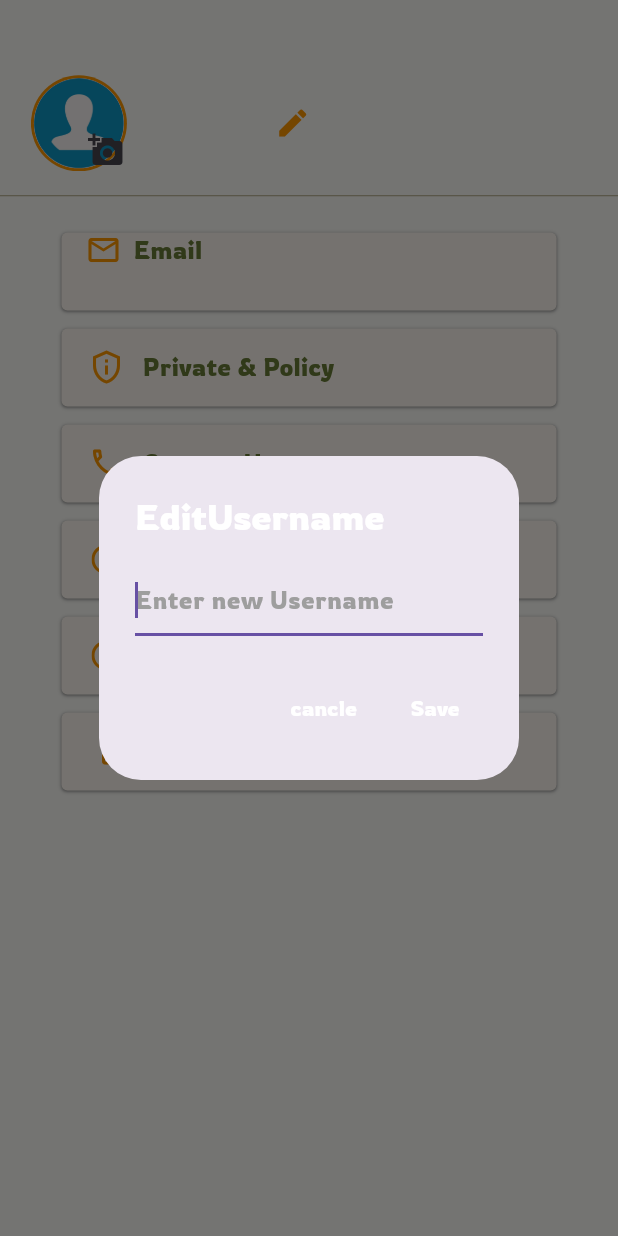
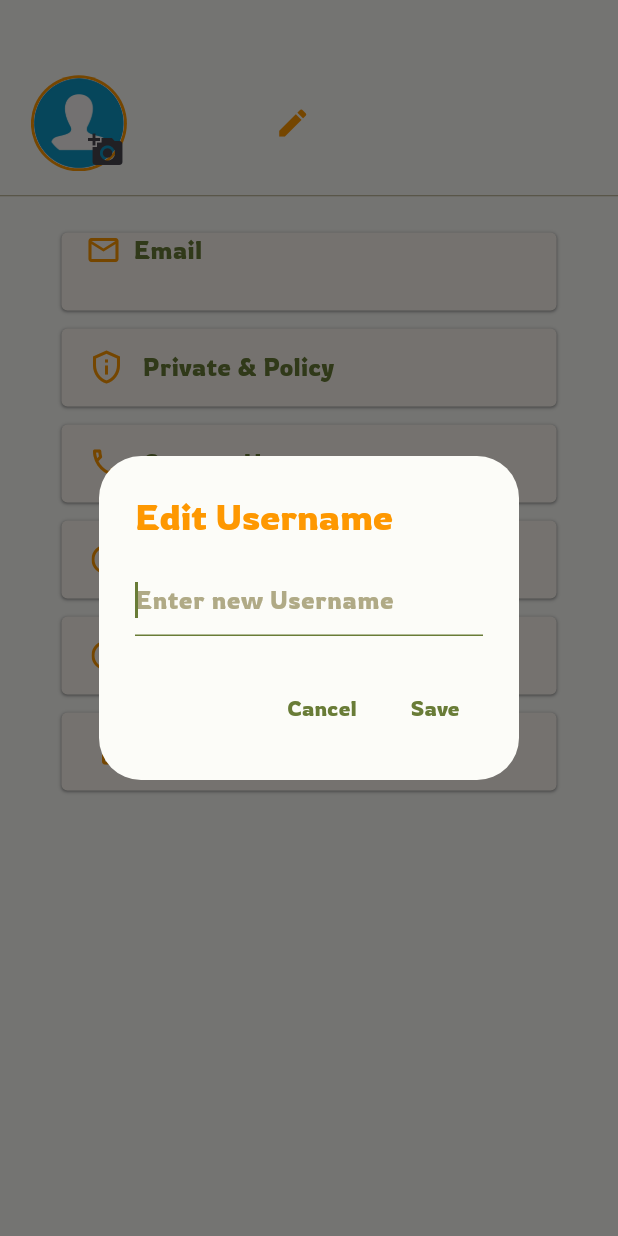
Before and after one commit to zaynabjamal/Yumster-Application, a Flutter app: the ProfilePage screen opened directly, after a tap on the "edit" icon, on a phone screen of 412 x 824 dp. Run offline on Flutter 3.47's test engine with Material 3 defaults, Android fonts, the phone set to English and light mode, and no system bars; our stand-ins replace cloud_firestore, firebase_auth, firebase_core, flutter_svg, gap, image_picker; accounts and stored records are empty.

Commit message:
AlertDialog design changed

```diff
--- a/flutter_application/lib/profilepage/profile_page.dart
+++ b/flutter_application/lib/profilepage/profile_page.dart
@@ -30,18 +30,24 @@ class _ProfilePageState extends State<ProfilePage> {
     await showDialog(
         context: context,
         builder: (context) => AlertDialog(
+              backgroundColor: const Color(0xffFCFCF8),
+              surfaceTintColor: const Color(0xffFCFCF8),
               title: Text(
-                "Edit" + edit,
+                "Edit $edit",
                 style: const TextStyle(
-                  color: Colors.white,
+                  color: Color(0xffFE9801),
                 ),
               ),
               content: TextField(
                 autofocus: true,
+                cursorColor: const Color(0xff697C37),
                 style: const TextStyle(color: Colors.white),
                 decoration: InputDecoration(
                   hintText: "Enter new $edit",
-                  hintStyle: const TextStyle(color: Colors.grey),
+                  hintStyle: const TextStyle(color: Color(0xffB0AA86)),
+                  focusedBorder: const UnderlineInputBorder(
+                    borderSide: BorderSide(color: Color(0xff697C37)),
+                  ),
                 ),
                 onChanged: (value) {
                   newValue = value;
@@ -51,14 +57,14 @@ class _ProfilePageState extends State<ProfilePage> {
                 TextButton(
                     onPressed: () => Navigator.pop(context),
                     child: const Text(
-                      "cancle",
-                      style: TextStyle(color: Colors.white),
+                      "Cancel",
+                      style: TextStyle(color: Color(0xff697C37)),
                     )),
                 TextButton(
                     onPressed: () => Navigator.of(context).pop(newValue),
                     child: const Text(
                       "Save",
-                      style: TextStyle(color: Colors.white),
+                      style: TextStyle(color: Color(0xff697C37)),
                     ))
               ],
             ));
@@ -129,7 +135,6 @@ class _ProfilePageState extends State<ProfilePage> {
               final userData = snapshot.data!.data() as Map<String, dynamic>;
               return SingleChildScrollView(
                 child: Column(
-
                   children: [
                     const Gap(42),
                     Padding(
@@ -322,8 +327,7 @@ class _ProfilePageState extends State<ProfilePage> {
                         Navigator.push(
                           context,
                           MaterialPageRoute(
-                              builder: (context) =>
-                                  const AboutUs()),
+                              builder: (context) => const AboutUs()),
                         );
                       },
                       child: Container(
@@ -364,8 +368,7 @@ class _ProfilePageState extends State<ProfilePage> {
                       onTap: () {
                         Navigator.push(
                           context,
-                          MaterialPageRoute(
-                              builder: (context) => const Help()),
+                          MaterialPageRoute(builder: (context) => const Help()),
                         );
                       },
                       child: Container(
```
